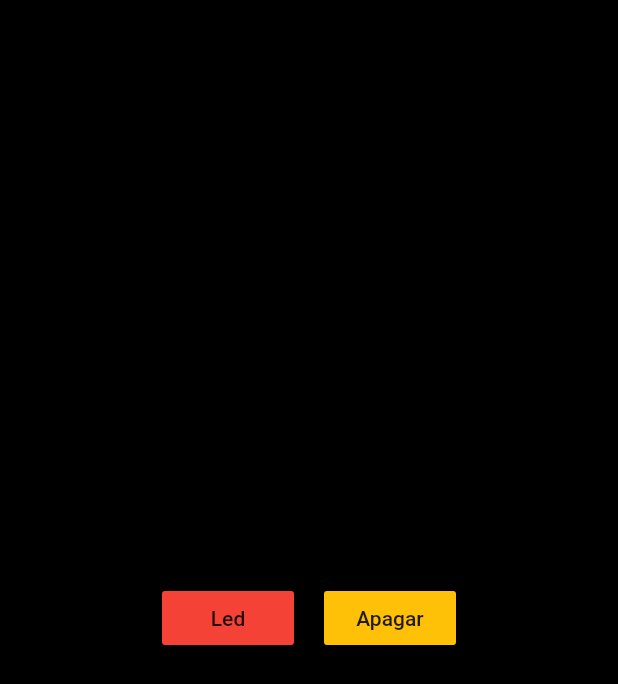
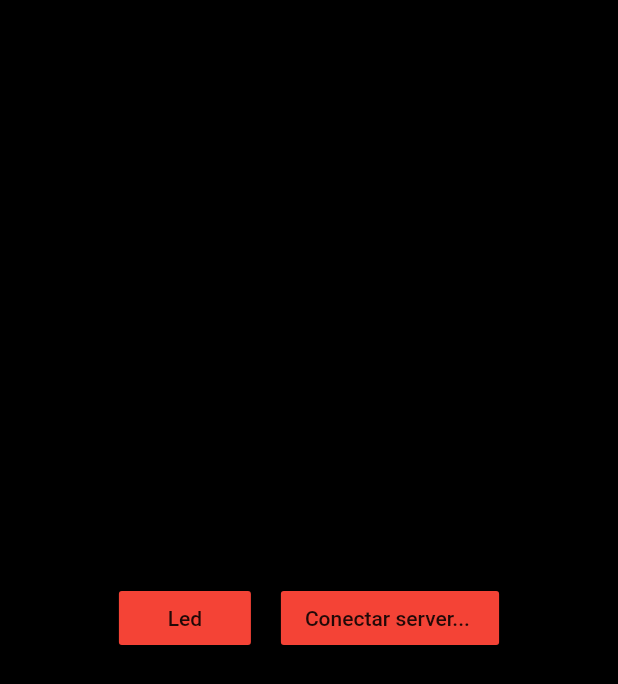
Before and after one commit to franciscoestebanfigueroa/Esp32Flutter, a Flutter app: the screen it shows after launch, on a phone screen of 412 x 824 dp. Shown: the top 684 px of the screen. Run offline on Flutter 3.47's test engine with Material 2 defaults, Android fonts, the phone set to English and light mode, and no system bars; our stand-ins replace socket_io_client.

```diff
--- a/lib/main.dart
+++ b/lib/main.dart
@@ -6,36 +6,29 @@ void main() {
   runApp(const Pro());
 }
 
-
 class Pro extends StatelessWidget {
   const Pro({super.key});
 
   @override
   Widget build(BuildContext context) {
     return ChangeNotifierProvider(
-        create: (Context) => Model(),
-        child:  MyApp(),
+      create: (context) => Model(),
+      child: const MyApp(),
     );
   }
 }
 
-
 class MyApp extends StatelessWidget {
   const MyApp({Key? key}) : super(key: key);
 
-
-
   @override
   Widget build(BuildContext context) {
-
     return MaterialApp(
-
         title: 'Flutter Demo',
         theme: ThemeData(
           primarySwatch: Colors.blue,
         ),
-      home: PageOne()
-    );
+        home: PageOne());
   }
 }
 
@@ -44,17 +37,16 @@ class PageOne extends StatelessWidget {
 
   @override
   Widget build(BuildContext context) {
-    final data=Provider.of<Model>(context);
+    final data = Provider.of<Model>(context);
     return Container(
         color: Colors.black,
         child: Row(
           crossAxisAlignment: CrossAxisAlignment.center,
           mainAxisAlignment: MainAxisAlignment.center,
-
           children: [
             MaterialButton(
-            color: data.puerto?Colors.amber:Colors.red,
-            onPressed: (){
+                color: data.puerto ? Colors.amber : Colors.red,
+                onPressed: () {
                   data.on();
                   print("boton Encender");
                 },
@@ -63,15 +55,13 @@ class PageOne extends StatelessWidget {
               width: 20,
             ),
             MaterialButton(
-              color: Colors.amber,
-            child: const Text("Apagar"),
-
-            onPressed: (){
-            //  data=false;
-               print("boton Apagar");
+                color: data.puerto ? Colors.green : Colors.red,
+                child: const Text("Conectar server... "),
+                onPressed: () {
+                  print("conectaando a server..");
+                  data.conectarSocket();
                 }),
           ],
-      )
-    );
+        ));
   }
 }
--- a/pubspec.yaml
+++ b/pubspec.yaml
@@ -28,18 +28,15 @@ environment:
 # the latest version available on pub.dev. To see which dependencies have newer
 # versions available, run `flutter pub outdated`.
 dependencies:
-
-  # The following adds the Cupertino Icons font to your application.
-  # Use with the CupertinoIcons class for iOS style icons.
   cupertino_icons: ^1.0.2
   flutter:
     sdk: flutter
   provider: ^6.0.5
+  socket_io_client: ^2.0.3+1
 dev_dependencies:
   flutter_lints: ^2.0.0
   flutter_test:
     sdk: flutter
-
 
 # For information on the generic Dart part of this file, see the
 # following page: https://dart.dev/tools/pub/pubspec
```
Also changed, not shown: lib/provider/model.dart (+22 -18 lines), pubspec.lock. Lines whose indentation alone changed are shown as unchanged.
